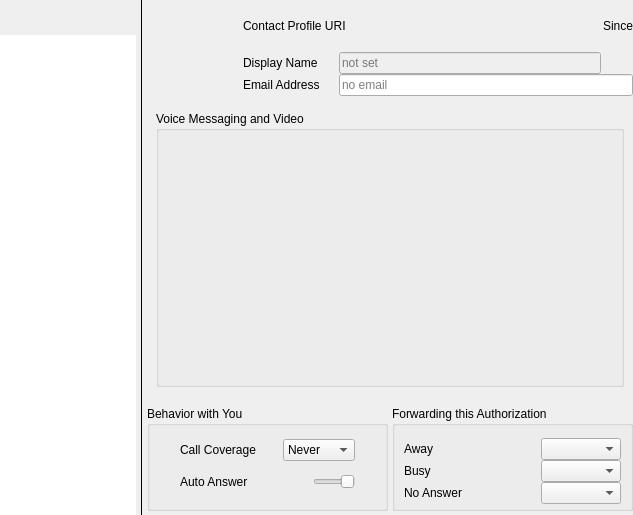
Old version of the form Desktop/phonebook.ui in the repository dyfet/tycho_sipwitchqt.
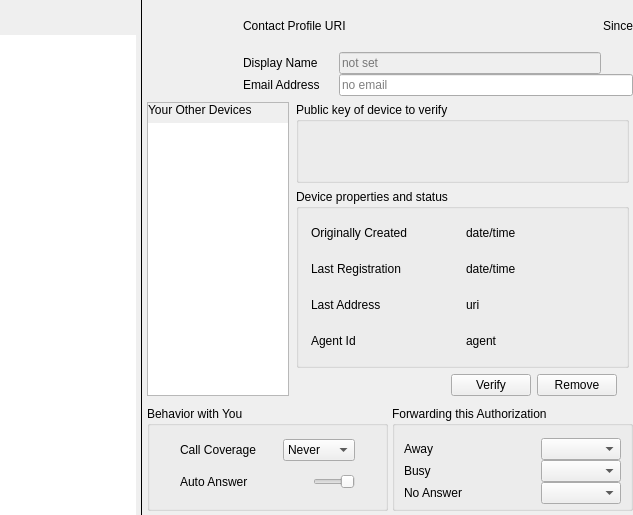
New version of the form. Icons and pictures are not drawn.

Commit message: Profile devices - to verify your own devices!

The edit to the form file:
```diff
--- a/Desktop/phonebook.ui
+++ b/Desktop/phonebook.ui
@@ -625,16 +625,322 @@
             </item>
            </layout>
           </widget>
-          <widget class="QWidget" name="voicePage">
-           <layout class="QVBoxLayout" name="verticalLayout_5">
+          <widget class="QWidget" name="labelsPage">
+           <layout class="QHBoxLayout" name="horizontalLayout_8">
+            <property name="spacing">
+             <number>3</number>
+            </property>
+            <property name="leftMargin">
+             <number>0</number>
+            </property>
+            <property name="topMargin">
+             <number>0</number>
+            </property>
+            <property name="rightMargin">
+             <number>0</number>
+            </property>
+            <property name="bottomMargin">
+             <number>0</number>
+            </property>
             <item>
-             <widget class="QGroupBox" name="groupBox_2">
-              <property name="title">
-               <string>Voice Messaging and Video</string>
+             <widget class="QFrame" name="frame">
+              <property name="frameShape">
+               <enum>QFrame::StyledPanel</enum>
               </property>
-              <property name="flat">
-               <bool>true</bool>
+              <property name="frameShadow">
+               <enum>QFrame::Raised</enum>
               </property>
+              <layout class="QVBoxLayout" name="verticalLayout_8">
+               <property name="leftMargin">
+                <number>0</number>
+               </property>
+               <property name="topMargin">
+                <number>0</number>
+               </property>
+               <property name="rightMargin">
+                <number>0</number>
+               </property>
+               <property name="bottomMargin">
+                <number>0</number>
+               </property>
+               <item>
+                <widget class="QLabel" name="label_16">
+                 <property name="text">
+                  <string>Your Other Devices</string>
+                 </property>
+                </widget>
+               </item>
+               <item>
+                <widget class="QListView" name="deviceList">
+                 <property name="sizePolicy">
+                  <sizepolicy hsizetype="Preferred" vsizetype="Expanding">
+                   <horstretch>0</horstretch>
+                   <verstretch>0</verstretch>
+                  </sizepolicy>
+                 </property>
+                 <property name="maximumSize">
+                  <size>
+                   <width>140</width>
+                   <height>16777215</height>
+                  </size>
+                 </property>
+                 <property name="mouseTracking">
+                  <bool>false</bool>
+                 </property>
+                 <property name="frameShape">
+                  <enum>QFrame::NoFrame</enum>
+                 </property>
+                </widget>
+               </item>
+              </layout>
+             </widget>
+            </item>
+            <item>
+             <widget class="QFrame" name="deviceInfo">
+              <property name="sizePolicy">
+               <sizepolicy hsizetype="Expanding" vsizetype="Preferred">
+                <horstretch>0</horstretch>
+                <verstretch>0</verstretch>
+               </sizepolicy>
+              </property>
+              <property name="frameShape">
+               <enum>QFrame::NoFrame</enum>
+              </property>
+              <property name="frameShadow">
+               <enum>QFrame::Raised</enum>
+              </property>
+              <layout class="QVBoxLayout" name="verticalLayout_5">
+               <property name="leftMargin">
+                <number>4</number>
+               </property>
+               <property name="topMargin">
+                <number>0</number>
+               </property>
+               <property name="rightMargin">
+                <number>4</number>
+               </property>
+               <property name="bottomMargin">
+                <number>0</number>
+               </property>
+               <item>
+                <widget class="QGroupBox" name="groupBox_2">
+                 <property name="sizePolicy">
+                  <sizepolicy hsizetype="Preferred" vsizetype="Fixed">
+                   <horstretch>0</horstretch>
+                   <verstretch>0</verstretch>
+                  </sizepolicy>
+                 </property>
+                 <property name="title">
+                  <string>Public key of device to verify</string>
+                 </property>
+                 <property name="flat">
+                  <bool>true</bool>
+                 </property>
+                 <layout class="QVBoxLayout" name="verticalLayout_7">
+                  <property name="spacing">
+                   <number>-1</number>
+                  </property>
+                  <property name="leftMargin">
+                   <number>12</number>
+                  </property>
+                  <property name="topMargin">
+                   <number>12</number>
+                  </property>
+                  <property name="rightMargin">
+                   <number>12</number>
+                  </property>
+                  <property name="bottomMargin">
+                   <number>12</number>
+                  </property>
+                  <item>
+                   <widget class="QLabel" name="deviceKey1">
+                    <property name="sizePolicy">
+                     <sizepolicy hsizetype="Preferred" vsizetype="Fixed">
+                      <horstretch>0</horstretch>
+                      <verstretch>0</verstretch>
+                     </sizepolicy>
+                    </property>
+                    <property name="font">
+                     <font>
+                      <family>Courier New</family>
+                     </font>
+                    </property>
+                    <property name="text">
+                     <string/>
+                    </property>
+                    <property name="alignment">
+                     <set>Qt::AlignCenter</set>
+                    </property>
+                   </widget>
+                  </item>
+                  <item>
+                   <widget class="QLabel" name="deviceKey2">
+                    <property name="sizePolicy">
+                     <sizepolicy hsizetype="Preferred" vsizetype="Fixed">
+                      <horstretch>0</horstretch>
+                      <verstretch>0</verstretch>
+                     </sizepolicy>
+                    </property>
+                    <property name="font">
+                     <font>
+                      <family>Courier New</family>
+                     </font>
+                    </property>
+                    <property name="text">
+                     <string/>
+                    </property>
+                    <property name="alignment">
+                     <set>Qt::AlignCenter</set>
+                    </property>
+                   </widget>
+                  </item>
+                 </layout>
+                </widget>
+               </item>
+               <item>
+                <widget class="QGroupBox" name="groupBox_3">
+                 <property name="title">
+                  <string>Device properties and status</string>
+                 </property>
+                 <property name="flat">
+                  <bool>true</bool>
+                 </property>
+                 <layout class="QGridLayout" name="gridLayout_6">
+                  <property name="leftMargin">
+                   <number>12</number>
+                  </property>
+                  <property name="rightMargin">
+                   <number>12</number>
+                  </property>
+                  <item row="1" column="0">
+                   <widget class="QLabel" name="label_3">
+                    <property name="text">
+                     <string>Last Registration</string>
+                    </property>
+                   </widget>
+                  </item>
+                  <item row="3" column="1">
+                   <widget class="QLabel" name="agentId">
+                    <property name="text">
+                     <string>agent</string>
+                    </property>
+                   </widget>
+                  </item>
+                  <item row="0" column="1">
+                   <widget class="QLabel" name="deviceCreated">
+                    <property name="text">
+                     <string>date/time</string>
+                    </property>
+                   </widget>
+                  </item>
+                  <item row="0" column="0">
+                   <widget class="QLabel" name="label_17">
+                    <property name="text">
+                     <string>Originally Created</string>
+                    </property>
+                   </widget>
+                  </item>
+                  <item row="1" column="1">
+                   <widget class="QLabel" name="lastSeen">
+                    <property name="text">
+                     <string>date/time</string>
+                    </property>
+                   </widget>
+                  </item>
+                  <item row="3" column="0">
+                   <widget class="QLabel" name="label_15">
+                    <property name="text">
+                     <string>Agent Id</string>
+                    </property>
+                   </widget>
+                  </item>
+                  <item row="2" column="0">
+                   <widget class="QLabel" name="label_18">
+                    <property name="text">
+                     <string>Last Address</string>
+                    </property>
+                   </widget>
+                  </item>
+                  <item row="2" column="1">
+                   <widget class="QLabel" name="lastAddress">
+                    <property name="text">
+                     <string>uri</string>
+                    </property>
+                   </widget>
+                  </item>
+                 </layout>
+                </widget>
+               </item>
+               <item>
+                <widget class="QFrame" name="frame_2">
+                 <property name="sizePolicy">
+                  <sizepolicy hsizetype="Preferred" vsizetype="Fixed">
+                   <horstretch>0</horstretch>
+                   <verstretch>0</verstretch>
+                  </sizepolicy>
+                 </property>
+                 <property name="frameShape">
+                  <enum>QFrame::NoFrame</enum>
+                 </property>
+                 <property name="frameShadow">
+                  <enum>QFrame::Raised</enum>
+                 </property>
+                 <layout class="QHBoxLayout" name="horizontalLayout_11">
+                  <property name="leftMargin">
+                   <number>0</number>
+                  </property>
+                  <property name="topMargin">
+                   <number>0</number>
+                  </property>
+                  <property name="rightMargin">
+                   <number>12</number>
+                  </property>
+                  <property name="bottomMargin">
+                   <number>0</number>
+                  </property>
+                  <item>
+                   <spacer name="horizontalSpacer_2">
+                    <property name="orientation">
+                     <enum>Qt::Horizontal</enum>
+                    </property>
+                    <property name="sizeHint" stdset="0">
+                     <size>
+                      <width>40</width>
+                      <height>0</height>
+                     </size>
+                    </property>
+                   </spacer>
+                  </item>
+                  <item>
+                   <widget class="QPushButton" name="verifyDevice">
+                    <property name="maximumSize">
+                     <size>
+                      <width>80</width>
+                      <height>16777215</height>
+                     </size>
+                    </property>
+                    <property name="text">
+                     <string>Verify</string>
+                    </property>
+                   </widget>
+                  </item>
+                  <item>
+                   <widget class="QPushButton" name="removeDevice">
+                    <property name="maximumSize">
+                     <size>
+                      <width>80</width>
+                      <height>16777215</height>
+                     </size>
+                    </property>
+                    <property name="text">
+                     <string>Remove</string>
+                    </property>
+                   </widget>
+                  </item>
+                 </layout>
+                </widget>
+               </item>
+              </layout>
              </widget>
             </item>
            </layout>
```
The commit also changes 28 other files.
